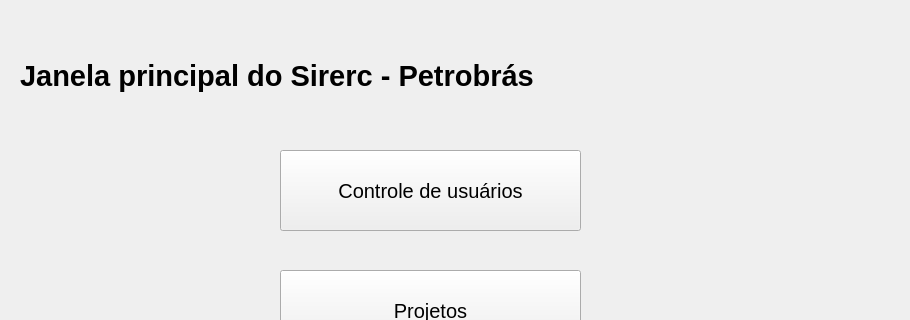
First picture: the form in Main/MainWindow.ui, repository celiomesquita/QtUsersManagement, before the edit; both pictures show x 0 to 910 and y 0 to 320 of the 910 by 475 pixel window.
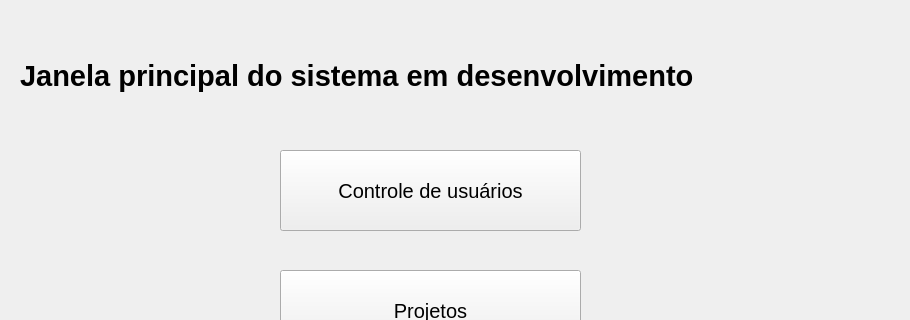
Second picture: the form after the edit.

Diff of the .ui file:
```diff
--- a/Main/MainWindow.ui
+++ b/Main/MainWindow.ui
@@ -70,7 +70,7 @@
      <enum>Qt::LeftToRight</enum>
     </property>
     <property name="text">
-     <string>Janela principal do Sirerc - Petrobrás</string>
+     <string>Janela principal do sistema em desenvolvimento</string>
     </property>
    </widget>
    <widget class="QPushButton" name="proj_man_btn">
```
